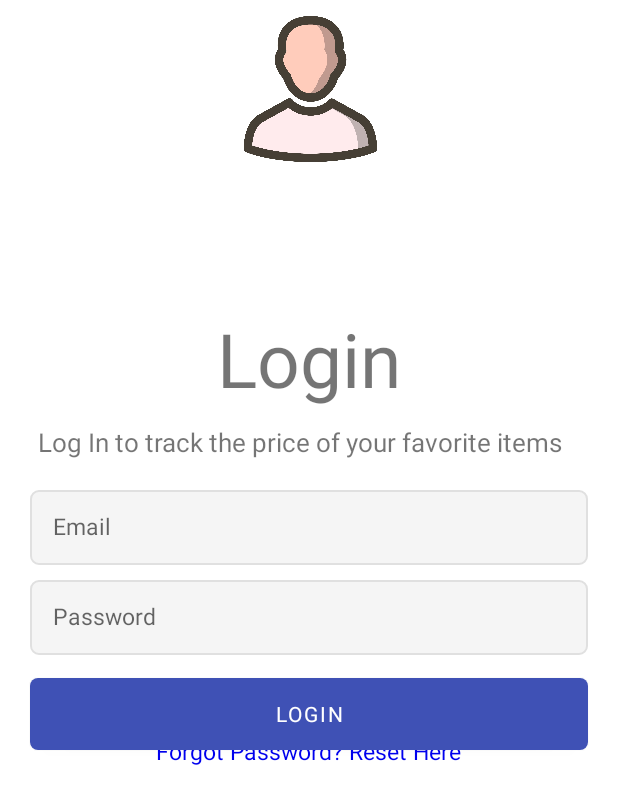
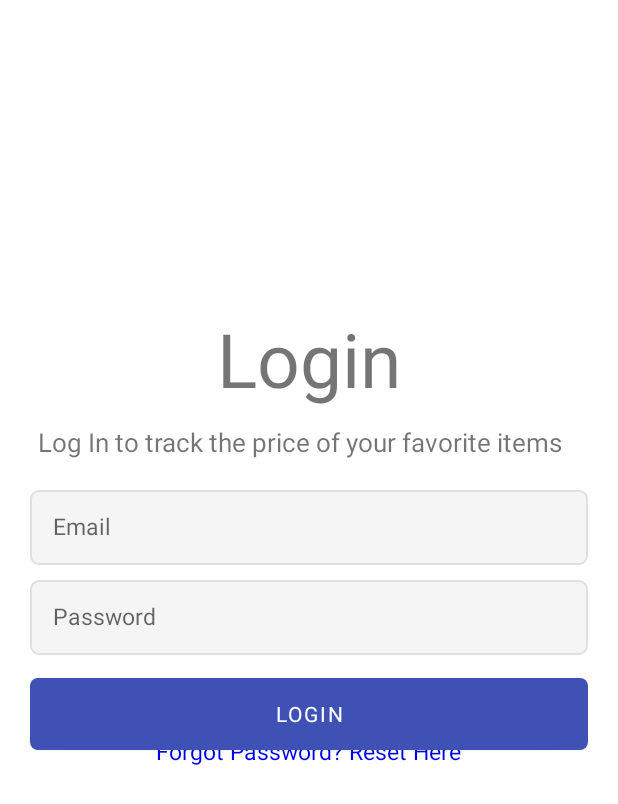
Before and after one commit to joenjogu/jumia-price-tracker, an Android app: the screen it shows after launch (MainActivity), on a phone screen of 412 x 824 dp. Shown: the top 804 px of the screen. Run offline under Robolectric (Android 15) with nearby library versions, the phone set to English and light mode, and no system bars; our stand-ins replace Firebase (no records; nobody signed in at launch, a user with empty details on screens opened directly); pictures from the network do not load; 2 statements that could not run were skipped.

Commit message:
Removed man_icon.jpg which was causing a bitmap error

```diff
--- a/app/src/main/res/layout/fragment_login.xml
+++ b/app/src/main/res/layout/fragment_login.xml
@@ -6,14 +6,7 @@
     android:background="@color/colorWhite"
     tools:context=".LoginFragment">
 
-    <androidx.appcompat.widget.AppCompatImageView
-        android:id="@+id/loginicon"
-        android:src="@drawable/man_icon"
-        android:layout_width="100dp"
-        android:layout_height="100dp"
-        android:layout_marginTop="10dp"
-        android:layout_marginBottom="10dp"
-        android:layout_centerHorizontal="true"/>
+
 
     <TextView
         android:id="@+id/tv_title"
```
Also changed, not shown: app/src/main/res/layout/fragment_me.xml (+1 -8 lines), app/src/main/res/layout/fragment_register.xml (+1 -6 lines).
